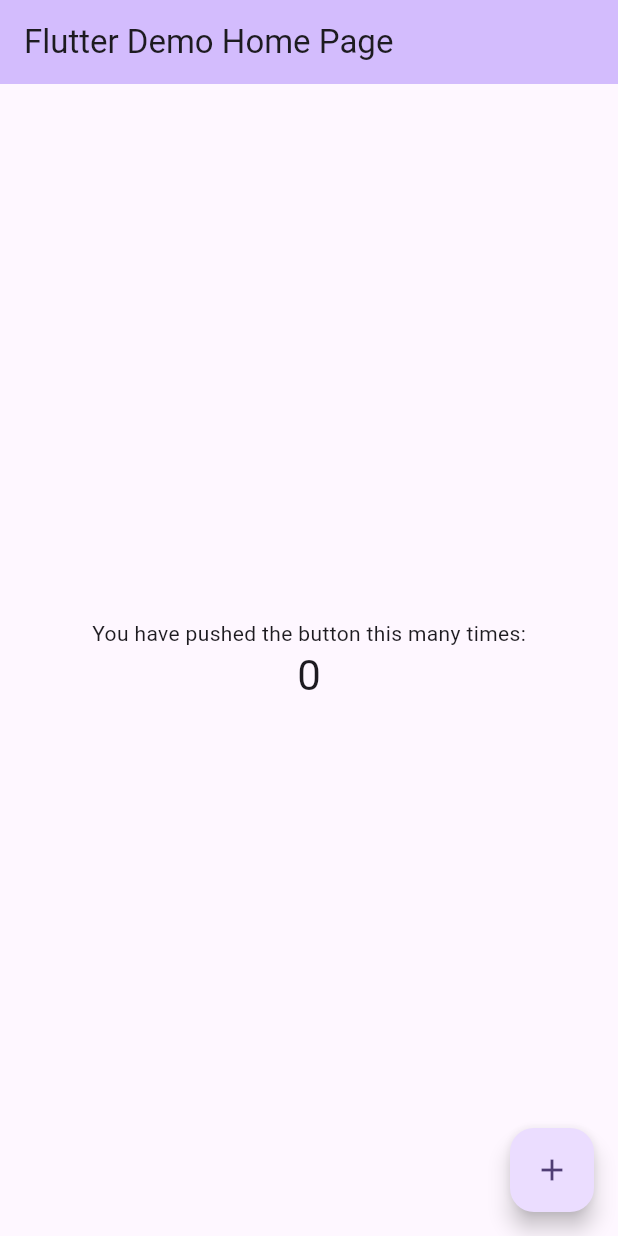
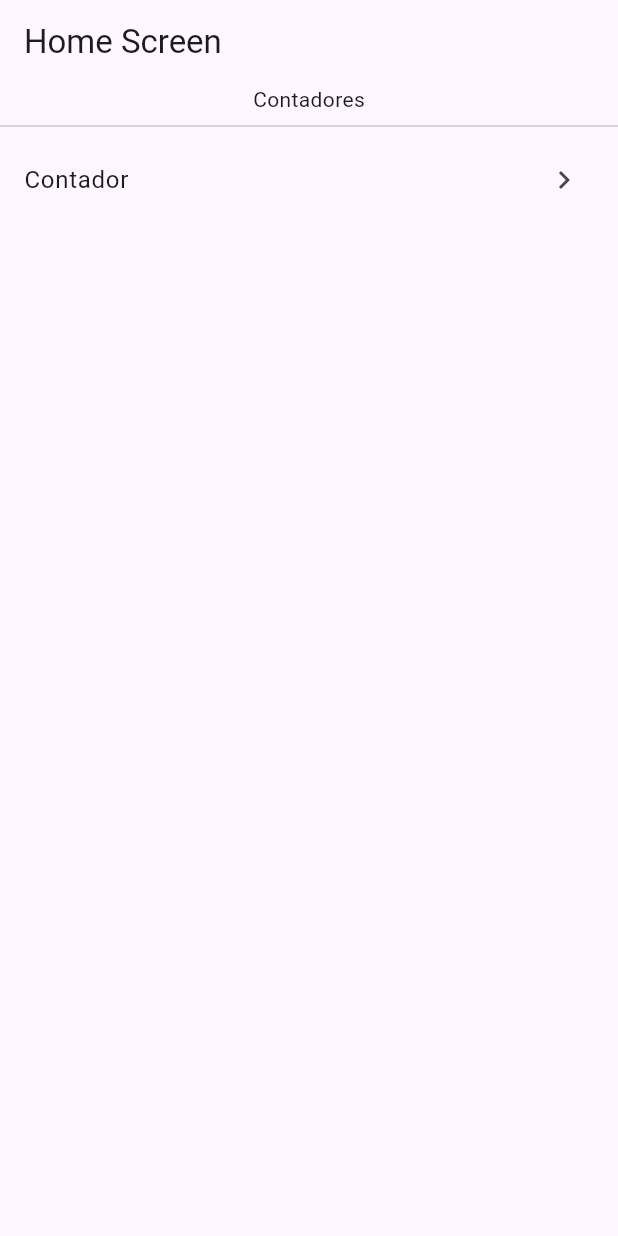
Before and after one commit to Zero0242/fl_bases_app, a Flutter app: the screen it shows after launch, on a phone screen of 412 x 824 dp. Run offline on Flutter 3.47's test engine with Material 3 defaults, Android fonts, the light colour scheme and no system bars.

Commit message:
[ROUTING]
> ejemplo de navegación

```diff
--- /dev/null
+++ b/lib/app/home_screen.dart
@@ -0,0 +1,27 @@
+import 'package:flutter/material.dart';
+import 'counters/counter_screen.dart';
+
+class HomeScreen extends StatelessWidget {
+  const HomeScreen({super.key});
+
+  /// App Route is: `/home`
+  static const String route = '/home';
+
+  @override
+  Widget build(BuildContext context) {
+    return Scaffold(
+      appBar: AppBar(title: Text('Home Screen')),
+      body: Column(
+        children: <Widget>[
+          Text('Contadores'),
+          Divider(),
+          ListTile(
+            title: Text('Contador'),
+            onTap: () {},
+            trailing: Icon(Icons.chevron_right),
+          ),
+        ],
+      ),
+    );
+  }
+}
--- a/lib/main.dart
+++ b/lib/main.dart
@@ -1,4 +1,6 @@
 import 'package:flutter/material.dart';
+import 'package:flutter_basics_app/app/counters/counter_screen.dart';
+import 'package:flutter_basics_app/app/home_screen.dart';
 
 void main() {
   runApp(const MyApp());
@@ -7,116 +9,21 @@ void main() {
 class MyApp extends StatelessWidget {
   const MyApp({super.key});
 
-  // This widget is the root of your application.
   @override
   Widget build(BuildContext context) {
     return MaterialApp(
       title: 'Flutter Demo',
       theme: ThemeData(
-        // This is the theme of your application.
-        //
-        // TRY THIS: Try running your application with "flutter run". You'll see
-        // the application has a purple toolbar. Then, without quitting the app,
-        // try changing the seedColor in the colorScheme below to Colors.green
-        // and then invoke "hot reload" (save your changes or press the "hot
-        // reload" button in a Flutter-supported IDE, or press "r" if you used
-        // the command line to start the app).
-        //
-        // Notice that the counter didn't reset back to zero; the application
-        // state is not lost during the reload. To reset the state, use hot
-        // restart instead.
-        //
-        // This works for code too, not just values: Most code changes can be
-        // tested with just a hot reload.
         colorScheme: ColorScheme.fromSeed(seedColor: Colors.deepPurple),
       ),
-      home: const MyHomePage(title: 'Flutter Demo Home Page'),
+      routes: {
+        HomeScreen.route: (context) => HomeScreen(),
+        CounterScreen.route: (context) {
+          final count = ModalRoute.of(context)!.settings.arguments as int?;
+          return CounterScreen(initialCount: count);
+        },
+      },
+      initialRoute: HomeScreen.route,
     );
   }
 }
-
-class MyHomePage extends StatefulWidget {
-  const MyHomePage({super.key, required this.title});
-
-  // This widget is the home page of your application. It is stateful, meaning
-  // that it has a State object (defined below) that contains fields that affect
-  // how it looks.
-
-  // This class is the configuration for the state. It holds the values (in this
-  // case the title) provided by the parent (in this case the App widget) and
-  // used by the build method of the State. Fields in a Widget subclass are
-  // always marked "final".
-
-  final String title;
-
-  @override
-  State<MyHomePage> createState() => _MyHomePageState();
-}
-
-class _MyHomePageState extends State<MyHomePage> {
-  int _counter = 0;
-
-  void _incrementCounter() {
-    setState(() {
-      // This call to setState tells the Flutter framework that something has
-      // changed in this State, which causes it to rerun the build method below
-      // so that the display can reflect the updated values. If we changed
-      // _counter without calling setState(), then the build method would not be
-      // called again, and so nothing would appear to happen.
-      _counter++;
-    });
-  }
-
-  @override
-  Widget build(BuildContext context) {
-    // This method is rerun every time setState is called, for instance as done
-    // by the _incrementCounter method above.
-    //
-    // The Flutter framework has been optimized to make rerunning build methods
-    // fast, so that you can just rebuild anything that needs updating rather
-    // than having to individually change instances of widgets.
-    return Scaffold(
-      appBar: AppBar(
-        // TRY THIS: Try changing the color here to a specific color (to
-        // Colors.amber, perhaps?) and trigger a hot reload to see the AppBar
-        // change color while the other colors stay the same.
-        backgroundColor: Theme.of(context).colorScheme.inversePrimary,
-        // Here we take the value from the MyHomePage object that was created by
-        // the App.build method, and use it to set our appbar title.
-        title: Text(widget.title),
-      ),
-      body: Center(
-        // Center is a layout widget. It takes a single child and positions it
-        // in the middle of the parent.
-        child: Column(
-          // Column is also a layout widget. It takes a list of children and
-          // arranges them vertically. By default, it sizes itself to fit its
-          // children horizontally, and tries to be as tall as its parent.
-          //
-          // Column has various properties to control how it sizes itself and
-          // how it positions its children. Here we use mainAxisAlignment to
-          // center the children vertically; the main axis here is the vertical
-          // axis because Columns are vertical (the cross axis would be
-          // horizontal).
-          //
-          // TRY THIS: Invoke "debug painting" (choose the "Toggle Debug Paint"
-          // action in the IDE, or press "p" in the console), to see the
-          // wireframe for each widget.
-          mainAxisAlignment: MainAxisAlignment.center,
-          children: <Widget>[
-            const Text('You have pushed the button this many times:'),
-            Text(
-              '$_counter',
-              style: Theme.of(context).textTheme.headlineMedium,
-            ),
-          ],
-        ),
-      ),
-      floatingActionButton: FloatingActionButton(
-        onPressed: _incrementCounter,
-        tooltip: 'Increment',
-        child: const Icon(Icons.add),
-      ), // This trailing comma makes auto-formatting nicer for build methods.
-    );
-  }
-}
```
Also changed, not shown: lib/app/counters/counter_screen.dart (added, +57 -0 lines).
